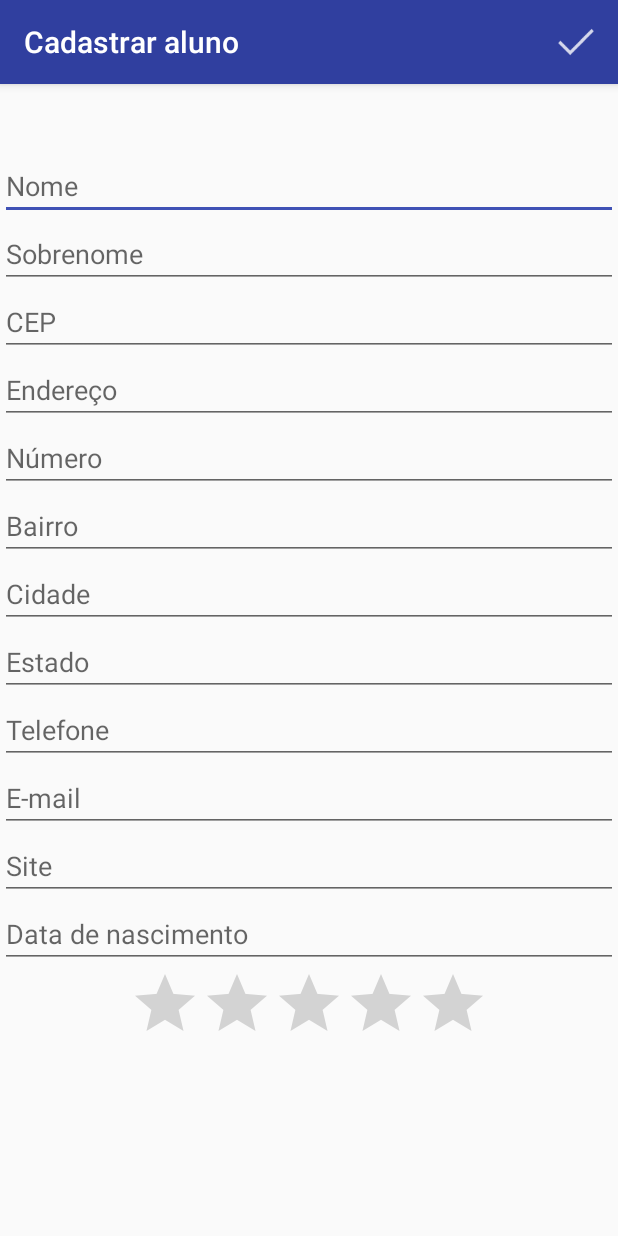
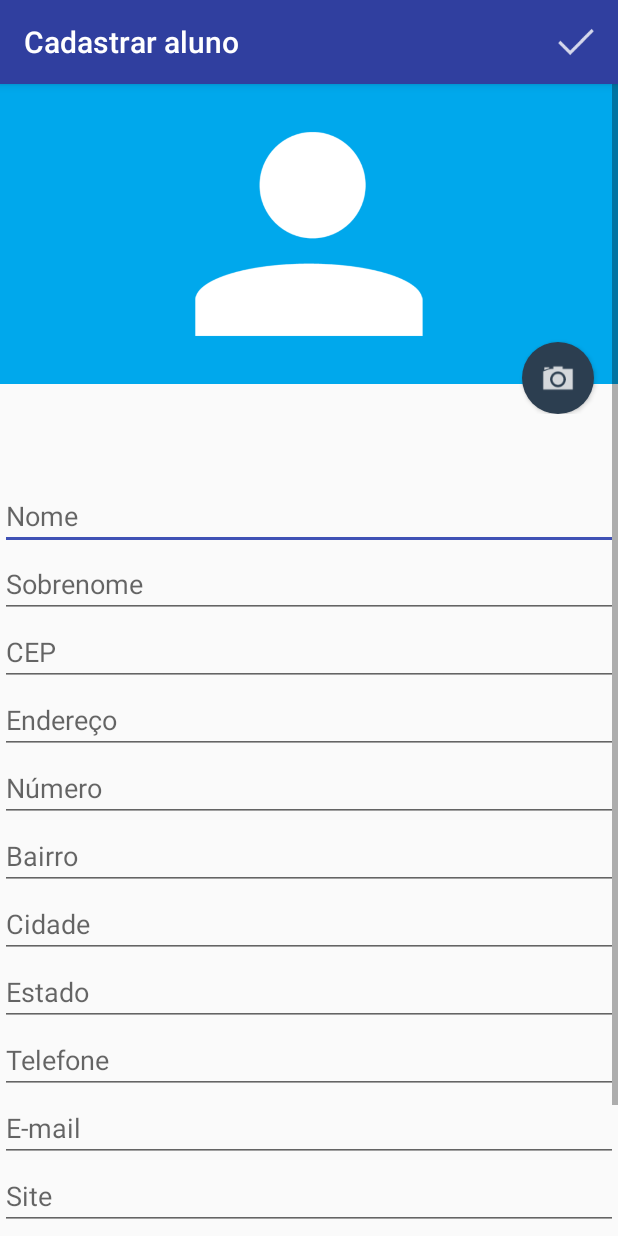
Before and after one commit to professorgilmagro/agenda, an Android app: the screen it shows after launch (FormularioActivity), after a tap on an icon or button, on a phone screen of 412 x 824 dp. Run offline under Robolectric (Android 15) with nearby library versions, the phone set to English and light mode, and no system bars.

Commit message:
Melhoria de visual e acionamento da camera.

```diff
--- a/app/src/main/AndroidManifest.xml
+++ b/app/src/main/AndroidManifest.xml
@@ -4,6 +4,8 @@
     <uses-permission android:name="android.permission.INTERNET" />
     <uses-permission android:name="android.permission.CAMERA"/>
     <uses-permission android:name="android.permission.CALL_PHONE"/>
+    <uses-permission android:name="android.permission.READ_EXTERNAL_STORAGE"/>
+    <uses-permission android:name="android.permission.WRITE_EXTERNAL_STORAGE"/>
     <application
         android:allowBackup="true"
         android:icon="@mipmap/ic_launcher"
--- a/app/src/main/java/br/com/codespace/agenda/FormularioActivity.java
+++ b/app/src/main/java/br/com/codespace/agenda/FormularioActivity.java
@@ -1,9 +1,17 @@
 package br.com.codespace.agenda;
 
+import android.Manifest;
 import android.app.DatePickerDialog;
+import android.content.Intent;
+import android.content.pm.PackageManager;
+import android.graphics.Bitmap;
+import android.graphics.BitmapFactory;
 import android.icu.text.SimpleDateFormat;
 import android.icu.util.Calendar;
+import android.net.Uri;
 import android.os.Bundle;
+import android.provider.MediaStore;
+import android.support.v4.app.ActivityCompat;
 import android.support.v7.app.AppCompatActivity;
 import android.support.v7.widget.Toolbar;
 import android.telephony.PhoneNumberFormattingTextWatcher;
@@ -11,17 +19,18 @@ import android.view.Menu;
 import android.view.MenuInflater;
 import android.view.MenuItem;
 import android.view.View;
-import android.widget.DatePicker;
-import android.widget.TextView;
-import android.widget.Toast;
+import android.widget.*;
 
 import br.com.codespace.agenda.dao.StudentDAO;
 import br.com.codespace.agenda.dao.helpers.FormHelper;
 import br.com.codespace.agenda.model.Student;
 
+import java.io.File;
 import java.util.Locale;
 
 public class FormularioActivity extends AppCompatActivity {
+    final static int PHOTO_REQUEST_CODE = 666;
+    public String photoPath;
 
     @Override
     protected void onCreate(Bundle savedInstanceState) {
@@ -41,9 +50,30 @@ public class FormularioActivity extends AppCompatActivity {
 
         this.addSearchZipcodeEvent();
         this.setTitle(title);
+        this.addPhotoEvent();
 
         final TextView txtPhone = (TextView) findViewById(R.id.txtPhoneNumber);
         txtPhone.addTextChangedListener(new PhoneNumberFormattingTextWatcher(){});
+    }
+
+    private void addPhotoEvent() {
+        final Button btnPhoto = (Button) findViewById(R.id.btnPhoto);
+
+        btnPhoto.setOnClickListener(new View.OnClickListener() {
+            @Override
+            public void onClick(View view) {
+//                if (ActivityCompat.checkSelfPermission(ListaAlunos.this, Manifest.permission.CALL_PHONE) != PackageManager.PERMISSION_GRANTED) {
+//                    ActivityCompat.requestPermissions(ListaAlunos.this,
+//                            new String[]{Manifest.permission.CAMERA, Manifest.permission.READ_EXTERNAL_STORAGE, Manifest.permission.WRITE_EXTERNAL_STORAGE}, REQUEST_CODE_CALL);
+//                }
+
+                Intent itCam = new Intent(MediaStore.ACTION_IMAGE_CAPTURE);
+                FormularioActivity.this.photoPath = String.format("%s/%s.jpg", getExternalFilesDir(null), System.currentTimeMillis());
+                File file = new File(photoPath);
+                itCam.putExtra(MediaStore.EXTRA_OUTPUT, Uri.fromFile(file));
+                startActivityForResult(itCam, PHOTO_REQUEST_CODE);
+            }
+        });
     }
 
     @Override
@@ -70,6 +100,18 @@ public class FormularioActivity extends AppCompatActivity {
         return super.onOptionsItemSelected(item);
     }
 
+    @Override
+    protected void onActivityResult(int requestCode, int resultCode, Intent data) {
+        switch (requestCode) {
+            case PHOTO_REQUEST_CODE:
+                final ImageView imgProfile = (ImageView) findViewById(R.id.imgProfile);
+                Bitmap bitmap = BitmapFactory.decodeFile(this.photoPath);
+                imgProfile.setImageBitmap(bitmap);
+                break;
+        }
+        super.onActivityResult(requestCode, resultCode, data);
+    }
+
     /**
      * Adiciona o envento ao botão para adicionar novos itens
      */
--- /dev/null
+++ b/app/src/main/res/drawable/fundo_camera.xml
@@ -0,0 +1,15 @@
+<?xml version="1.0" encoding="utf-8"?>
+<layer-list xmlns:android="http://schemas.android.com/apk/res/android">
+<item>
+    <shape
+        android:shape="oval">
+        <solid android:color="@color/colorDark"/>
+        <padding
+                android:top="10dp"
+                android:bottom="10dp"
+                android:left="10dp"
+                android:right="10dp"/>
+        </shape>
+</item>
+    <item android:drawable="@drawable/ic_camera"/>
+</layer-list>
--- a/app/src/main/res/layout/content_formulario.xml
+++ b/app/src/main/res/layout/content_formulario.xml
@@ -11,6 +11,25 @@
     app:layout_behavior="@string/appbar_scrolling_view_behavior"
     tools:context="br.com.codespace.agenda.FormularioActivity"
     tools:showIn="@layout/activity_formulario">
+
+    <RelativeLayout android:layout_width="match_parent" android:layout_height="220dp">
+    <ImageView
+            android:id="@+id/imgProfile"
+            android:src="@drawable/person"
+            android:background="@color/colorBlue"
+            android:layout_width="match_parent"
+            android:layout_height="200dp"/>
+
+        <Button
+            android:id="@+id/btnPhoto"
+            android:background="@drawable/fundo_camera"
+            android:layout_width="48dp"
+            android:layout_height="48dp"
+            android:layout_marginRight="16dp"
+            android:layout_alignParentBottom="true"
+            android:layout_alignParentEnd="true"/>
+
+    </RelativeLayout>
 
     <EditText
         android:id="@+id/txtId"
--- a/app/src/main/res/values/colors.xml
+++ b/app/src/main/res/values/colors.xml
@@ -5,4 +5,5 @@
     <color name="colorAccent">#FF4081</color>
     <color name="colorDark">#2C3E50</color>
     <color name="colorWhite">#FFF</color>
+    <color name="colorBlue">#00A8EC</color>
 </resources>
```
